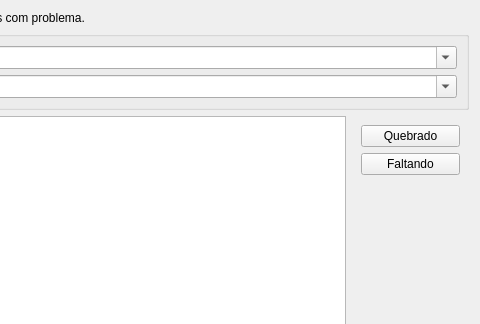
This is ui/inputdialogconfirmacao.ui in darktorres/ERP-STACCATO as Qt 5 draws it before an edit; both pictures show x 552 to 1032 and y 0 to 324 of the 1032 by 501 pixel window. The edited form follows.
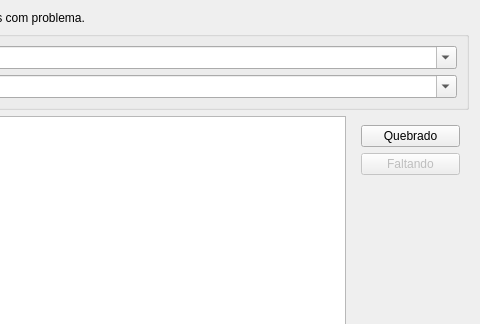
This is the edited form. Custom widgets are drawn as their Qt base class.

```diff
--- a/ui/inputdialogconfirmacao.ui
+++ b/ui/inputdialogconfirmacao.ui
@@ -113,7 +113,7 @@
       <item row="1" column="0">
        <widget class="QPushButton" name="pushButtonFaltando">
         <property name="enabled">
-         <bool>true</bool>
+         <bool>false</bool>
         </property>
         <property name="text">
          <string>Faltando</string>
```
